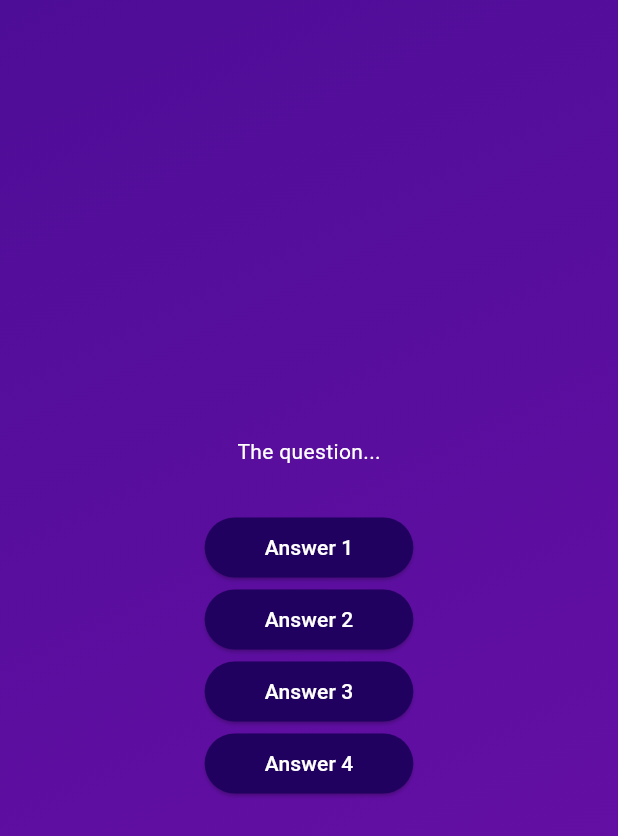
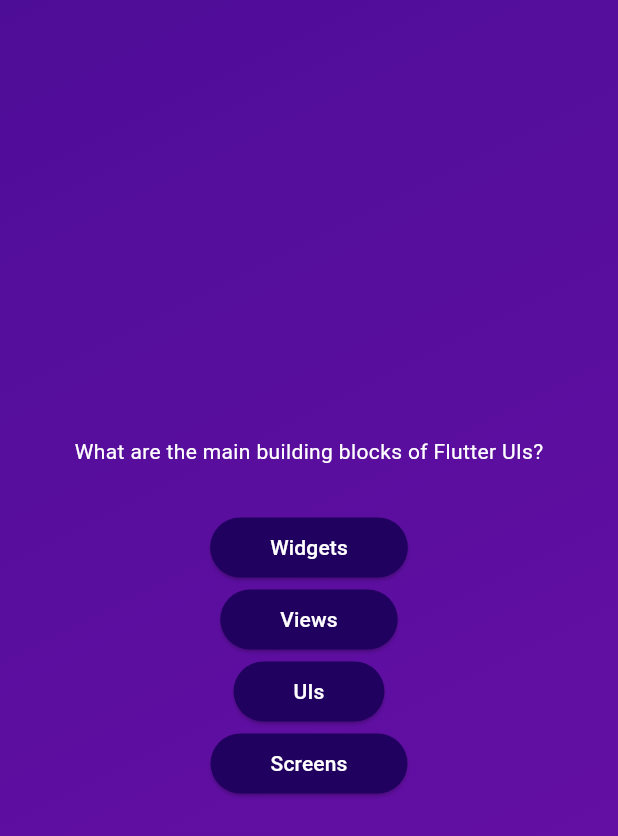
Before and after one commit to muticansel/quiz_game_flutter, a Flutter app: the screen it shows after launch, after a tap on "Start Quiz!", on a phone screen of 412 x 824 dp. Shown: the top 836 px of the screen. Run offline on Flutter 3.47's test engine with Material 3 defaults, Android fonts, the phone set to English and light mode, and no system bars.

Commit message:
feat: add dummy first question from the list

```diff
--- a/lib/questions_screen.dart
+++ b/lib/questions_screen.dart
@@ -1,6 +1,7 @@
 import "package:flutter/material.dart";
 
 import "package:quiz_game/answer_button.dart";
+import "package:quiz_game/data/questions.dart";
 
 class QuestionsScreen extends StatefulWidget {
   const QuestionsScreen({super.key});
@@ -14,17 +15,20 @@ class QuestionsScreen extends StatefulWidget {
 class _QuestionsScreenState extends State<QuestionsScreen> {
   @override
   Widget build(context) {
+    final currentQuestion = questions[0];
+
     return SizedBox(
       width: double.infinity,
       child: Column(
         mainAxisAlignment: MainAxisAlignment.center,
         children: [
-          const Text('The question...', style: TextStyle(color: Colors.white)),
+          Text(currentQuestion.text,
+              style: const TextStyle(color: Colors.white)),
           const SizedBox(height: 30),
-          AnswerButton(answerText: 'Answer 1', onTap: () {}),
-          AnswerButton(answerText: 'Answer 2', onTap: () {}),
-          AnswerButton(answerText: 'Answer 3', onTap: () {}),
-          AnswerButton(answerText: 'Answer 4', onTap: () {}),
+          AnswerButton(answerText: currentQuestion.answers[0], onTap: () {}),
+          AnswerButton(answerText: currentQuestion.answers[1], onTap: () {}),
+          AnswerButton(answerText: currentQuestion.answers[2], onTap: () {}),
+          AnswerButton(answerText: currentQuestion.answers[3], onTap: () {}),
         ],
       ),
     );
```
